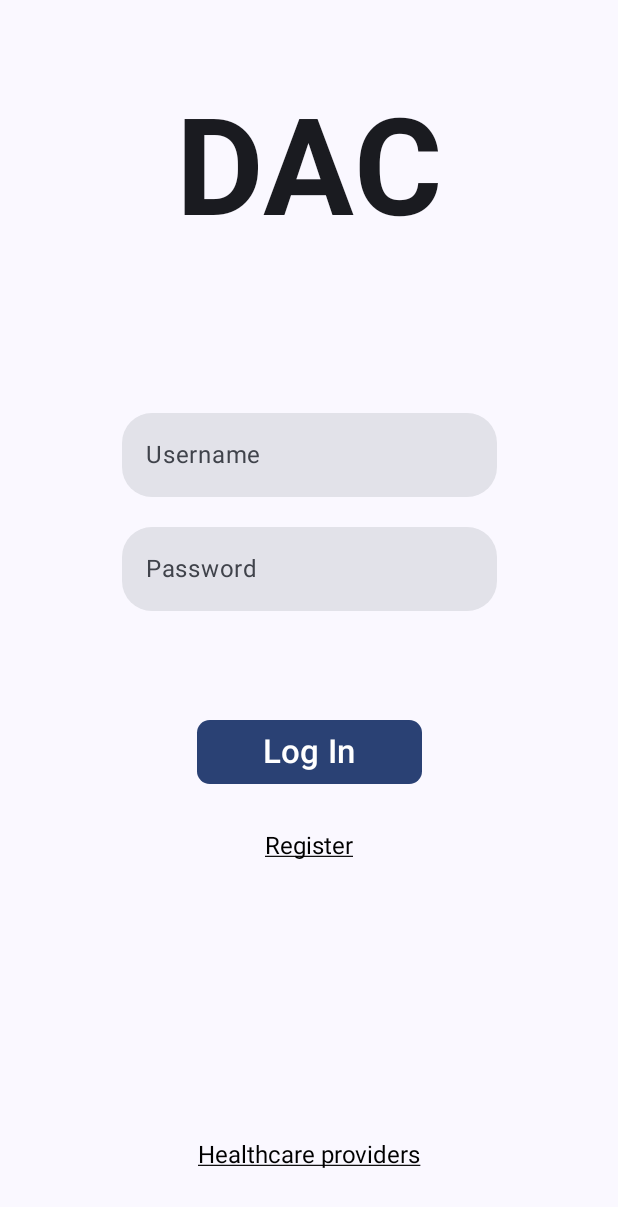
After one commit to al3ksandrs/doctor-appointment-app, an Android app built with Jetpack Compose: the composable Login shown on its own in the app's theme, on a phone screen of 412 x 824 dp. The commit adds this screen. Shown: the top 1207 px of the screen. Run offline under Robolectric (Android 15) with nearby library versions, the phone set to English and light mode, and no system bars; 1 statement that could not run was skipped.

Commit message:
Login UI setup and navigation setup

```diff
--- a/Capstone/app/build.gradle.kts
+++ b/Capstone/app/build.gradle.kts
@@ -59,6 +59,8 @@ dependencies {
     implementation(libs.androidx.ui.graphics)
     implementation(libs.androidx.ui.tooling.preview)
     implementation(libs.androidx.material3)
+    implementation(libs.androidx.navigation.runtime.ktx)
+    implementation(libs.androidx.navigation.compose)
     testImplementation(libs.junit)
     androidTestImplementation(libs.androidx.junit)
     androidTestImplementation(libs.androidx.espresso.core)
--- /dev/null
+++ b/Capstone/app/src/main/java/com/example/capstone/screens/user/Login.kt
@@ -0,0 +1,138 @@
+package com.example.capstone.screens.user
+
+import androidx.compose.foundation.layout.Arrangement
+import androidx.compose.foundation.layout.Box
+import androidx.compose.foundation.layout.Column
+import androidx.compose.foundation.layout.fillMaxSize
+import androidx.compose.foundation.layout.fillMaxWidth
+import androidx.compose.foundation.layout.height
+import androidx.compose.foundation.layout.padding
+import androidx.compose.foundation.layout.width
+import androidx.compose.foundation.shape.RoundedCornerShape
+import androidx.compose.material3.Button
+import androidx.compose.material3.ButtonDefaults
+import androidx.compose.material3.ExperimentalMaterial3Api
+import androidx.compose.material3.Text
+import androidx.compose.material3.TextField
+import androidx.compose.material3.TextFieldDefaults
+import androidx.compose.runtime.Composable
+import androidx.compose.runtime.getValue
+import androidx.compose.runtime.mutableStateOf
+import androidx.compose.runtime.remember
+import androidx.compose.runtime.setValue
+import androidx.compose.ui.Alignment
+import androidx.compose.ui.Modifier
+import androidx.compose.ui.graphics.Color
+import androidx.compose.ui.text.TextStyle
+import androidx.compose.ui.text.font.FontWeight
+import androidx.compose.ui.text.input.PasswordVisualTransformation
+import androidx.compose.ui.text.input.TextFieldValue
+import androidx.compose.ui.text.style.TextDecoration
+import androidx.compose.ui.unit.dp
+import androidx.compose.ui.unit.sp
+import androidx.navigation.NavHostController
+import com.example.capstone.data.viewmodel.DACViewModel
+
+@OptIn(ExperimentalMaterial3Api::class)
+@Composable
+fun Login(
+    navController: NavHostController,
+    viewmodel: DACViewModel
+) {
+    var username by remember { mutableStateOf(TextFieldValue("")) }
+    var password by remember { mutableStateOf(TextFieldValue("")) }
+
+    // screen content
+    Box(modifier = Modifier.fillMaxSize()) {
+        Column(
+            modifier = Modifier
+                .fillMaxWidth()
+                .padding(top = 60.dp),
+            horizontalAlignment = Alignment.CenterHorizontally,
+            verticalArrangement = Arrangement.spacedBy(20.dp)
+        ) {
+            Text(
+                modifier = Modifier.padding(bottom = 90.dp),
+                text = "DAC",
+                fontSize = 90.sp,
+                fontWeight = FontWeight.Bold
+            )
+
+            TextField(
+                modifier = Modifier.width(250.dp),
+                value = username,
+                onValueChange = {
+                    username = it
+                },
+                label = { Text("Username") },
+                placeholder = { Text(text = "") },
+                // underline removal
+                colors = TextFieldDefaults.textFieldColors(
+                    focusedIndicatorColor = Color.Transparent,
+                    unfocusedIndicatorColor = Color.Transparent
+                ),
+                shape = RoundedCornerShape(20.dp)
+            )
+
+            TextField(
+                modifier = Modifier
+                    .width(250.dp)
+                    .padding(bottom = 50.dp),
+                value = password,
+                onValueChange = {
+                    password = it
+                },
+                label = { Text("Password") },
+                placeholder = { Text(text = "") },
+                shape = RoundedCornerShape(20.dp),
+                // underline removal
+                colors = TextFieldDefaults.textFieldColors(
+                    focusedIndicatorColor = Color.Transparent,
+                    unfocusedIndicatorColor = Color.Transparent
+                ),
+                // hides password
+                visualTransformation = PasswordVisualTransformation()
+            )
+
+            Button(
+                onClick = {
+                    // todo
+                },
+                modifier = Modifier.width(150.dp),
+                shape = RoundedCornerShape(20),
+            ) {
+                Text(text = "Log In", fontSize = 22.sp)
+            }
+
+            Button(
+                onClick = { /*TODO*/ },
+                colors = ButtonDefaults.textButtonColors(),
+                modifier = Modifier.height(35.dp),
+            ) {
+                Text(
+                    text = "Register",
+                    style = TextStyle(
+                        color = Color.Black,
+                        textDecoration = TextDecoration.Underline
+                    ), fontSize = 16.sp
+                )
+            }
+        }
+
+        Button(
+            onClick = { /*TODO*/ },
+            colors = ButtonDefaults.textButtonColors(),
+            modifier = Modifier
+                .align(Alignment.BottomCenter)
+                .padding(bottom = 30.dp)
+        ) {
+            Text(
+                text = "Healthcare providers",
+                style = TextStyle(
+                    color = Color.Black,
+                    textDecoration = TextDecoration.Underline
+                ), fontSize = 16.sp
+            )
+        }
+    }
+}
--- a/Capstone/gradle/libs.versions.toml
+++ b/Capstone/gradle/libs.versions.toml
@@ -1,13 +1,15 @@
 [versions]
 agp = "8.3.2"
 kotlin = "1.9.0"
-coreKtx = "1.15.0"
+coreKtx = "1.13.1"
 junit = "4.13.2"
 junitVersion = "1.2.1"
 espressoCore = "3.6.1"
 lifecycleRuntimeKtx = "2.8.7"
 activityCompose = "1.9.3"
 composeBom = "2023.08.00"
+navigationRuntimeKtx = "2.8.3"
+navigationCompose = "2.8.3"
 
 [libraries]
 androidx-core-ktx = { group = "androidx.core", name = "core-ktx", version.ref = "coreKtx" }
@@ -24,6 +26,8 @@ androidx-ui-tooling-preview = { group = "androidx.compose.ui", name = "ui-toolin
 androidx-ui-test-manifest = { group = "androidx.compose.ui", name = "ui-test-manifest" }
 androidx-ui-test-junit4 = { group = "androidx.compose.ui", name = "ui-test-junit4" }
 androidx-material3 = { group = "androidx.compose.material3", name = "material3" }
+androidx-navigation-runtime-ktx = { group = "androidx.navigation", name = "navigation-runtime-ktx", version.ref = "navigationRuntimeKtx" }
+androidx-navigation-compose = { group = "androidx.navigation", name = "navigation-compose", version.ref = "navigationCompose" }
 
 [plugins]
 androidApplication = { id = "com.android.application", version.ref = "agp" }
```
Also changed, not shown: Capstone/app/src/main/java/com/example/capstone/MainActivity.kt (+30 -12 lines), Capstone/app/src/main/java/com/example/capstone/data/viewmodel/DACViewModel.kt (added, +7 -0 lines), Capstone/app/src/main/java/com/example/capstone/screens/Screens.kt (added, +7 -0 lines), Capstone/app/src/main/java/com/example/capstone/screens/user/MyAppointments.kt (added, +13 -0 lines), Capstone/app/src/main/java/com/example/capstone/screens/user/Register.kt (added, +13 -0 lines).
